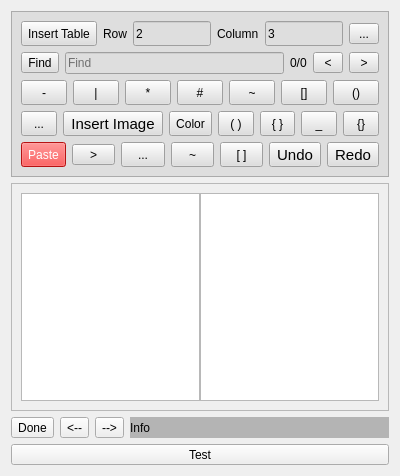
Old version of the form src/Notes.ui in the repository ic005k/Knot-Legacy.
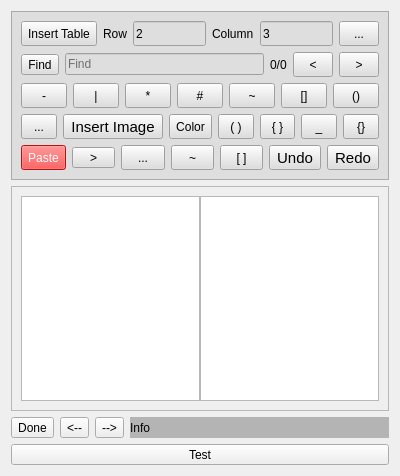
New version of the form. Icons and pictures are not drawn.

```diff
--- a/src/Notes.ui
+++ b/src/Notes.ui
@@ -172,8 +172,8 @@
          <widget class="QToolButton" name="btnShowFind">
           <property name="minimumSize">
            <size>
-            <width>30</width>
-            <height>0</height>
+            <width>40</width>
+            <height>25</height>
            </size>
           </property>
           <property name="text">
@@ -242,8 +242,8 @@
           <widget class="QToolButton" name="btnPrev">
            <property name="minimumSize">
             <size>
-             <width>30</width>
-             <height>0</height>
+             <width>40</width>
+             <height>25</height>
             </size>
            </property>
            <property name="text">
@@ -258,8 +258,8 @@
           <widget class="QToolButton" name="btnNext">
            <property name="minimumSize">
             <size>
-             <width>30</width>
-             <height>0</height>
+             <width>40</width>
+             <height>25</height>
             </size>
            </property>
            <property name="text">
```
